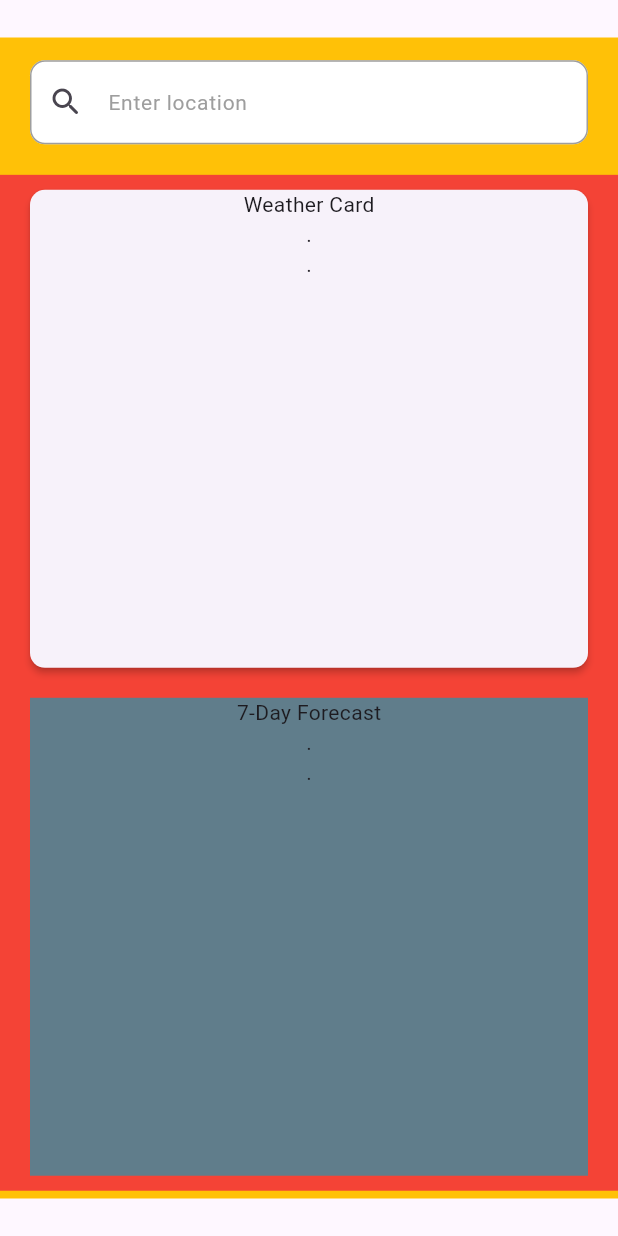
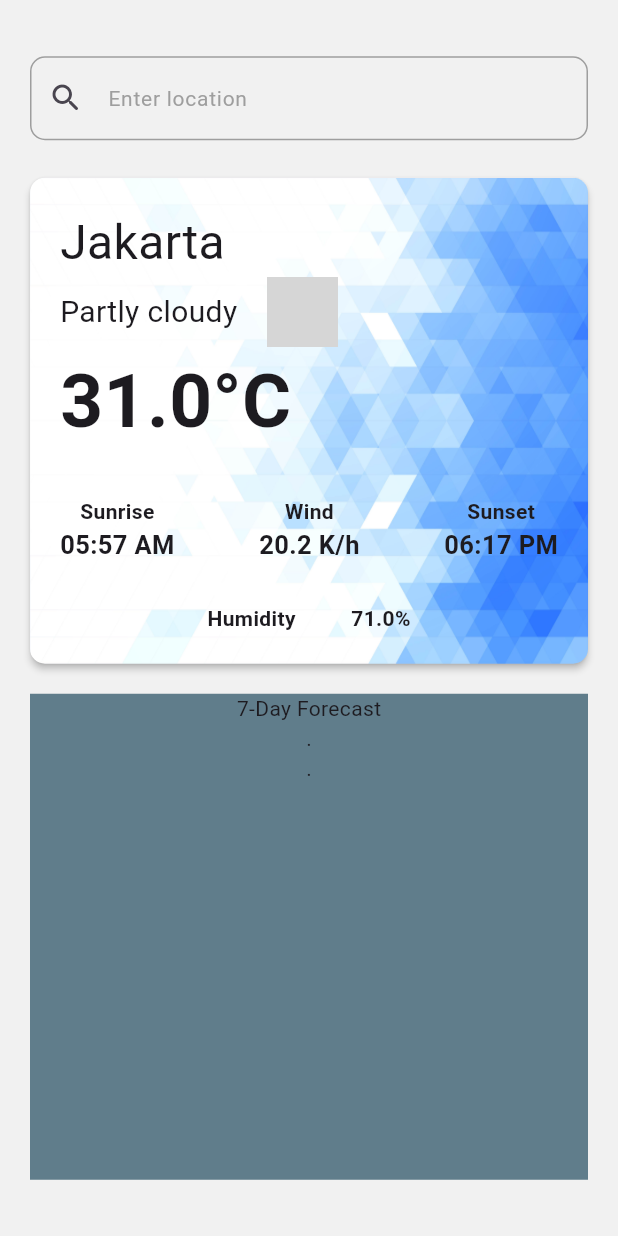
Before and after one commit to ramadhantaAkmal/weather-app-mobile, a Flutter app: the screen it shows after launch, on a phone screen of 412 x 824 dp. Run offline on Flutter 3.47's test engine with Material 3 defaults, Android fonts, the phone set to English and light mode, and no system bars; network calls fail; grey boxes are pictures that could not be loaded.

Commit message:
feat:polished weather card
finished on polishing weather card UI

```diff
--- a/lib/features/homescreen/view/homescreen.dart
+++ b/lib/features/homescreen/view/homescreen.dart
@@ -1,4 +1,6 @@
 import 'package:flutter/material.dart';
+import 'package:weather_app/features/homescreen/model/weather_model.dart';
+import 'package:weather_app/features/homescreen/view/widgets/forecast.dart';
 import 'package:weather_app/features/homescreen/view/widgets/search_text_field.dart';
 import 'package:weather_app/features/homescreen/view/widgets/weather_card.dart';
 
@@ -10,19 +12,30 @@ class Homescreen extends StatefulWidget {
 }
 
 class _HomescreenState extends State<Homescreen> {
+  static const WeatherModel dummyWeather = WeatherModel(
+      location: Location(cityName: "Jakarta", localtime: "2024-02-08 15:11"),
+      condition: Condition(
+          conditionName: "Partly cloudy",
+          iconUrl: "https://cdn.weatherapi.com/weather/64x64/day/116.png"),
+      humidity: 71,
+      sunriseTime: "05:57 AM",
+      sunsetTime: "06:17 PM",
+      tempC: 31.0,
+      windDir: "NW",
+      windKph: 20.2);
+
   @override
   Widget build(BuildContext context) {
     return Scaffold(
       resizeToAvoidBottomInset: false,
       body: _buildBody(context),
+      backgroundColor: Color(0xFFF1F1F1),
     );
   }
 
   Widget _buildBody(BuildContext context) {
     return Padding(
       padding: EdgeInsets.symmetric(vertical: 25),
-      child: Container(
-        color: Colors.amber,
       child: Column(
         mainAxisAlignment: MainAxisAlignment.spaceAround,
         children: [
@@ -31,38 +44,23 @@ class _HomescreenState extends State<Homescreen> {
 
           //body
           Expanded(
-              flex: 7,
-              child: Container(
+            flex: 8,
+            child: SizedBox(
               height: MediaQuery.sizeOf(context).height,
               width: MediaQuery.sizeOf(context).width,
-                color: Colors.red,
-                child: Column(
+              child: const Column(
                 children: [
                   //weather card
-                    const WeatherCard(),
+                  WeatherCard(weather: dummyWeather),
 
                   //weather forecast
-                    Flexible(
-                        child: Container(
-                      color: Colors.blueGrey,
-                      margin:
-                          EdgeInsets.symmetric(horizontal: 20, vertical: 10),
-                      width: MediaQuery.sizeOf(context).width,
-                      child: Column(
-                        children: [
-                          Text("7-Day Forecast"),
-                          Text("."),
-                          Text("."),
-                        ],
-                      ),
-                    )),
+                  ForecastWidget(),
                 ],
               ),
             ),
           )
         ],
       ),
-      ),
     );
   }
 }
--- /dev/null
+++ b/lib/features/homescreen/view/widgets/forecast.dart
@@ -0,0 +1,23 @@
+import 'package:flutter/material.dart';
+
+class ForecastWidget extends StatelessWidget {
+  const ForecastWidget({super.key});
+
+  @override
+  Widget build(BuildContext context) {
+    return Flexible(
+      child: Container(
+        color: Colors.blueGrey,
+        margin: EdgeInsets.symmetric(horizontal: 20, vertical: 10),
+        width: MediaQuery.sizeOf(context).width,
+        child: Column(
+          children: [
+            Text("7-Day Forecast"),
+            Text("."),
+            Text("."),
+          ],
+        ),
+      ),
+    );
+  }
+}
--- a/lib/features/homescreen/view/widgets/search_text_field.dart
+++ b/lib/features/homescreen/view/widgets/search_text_field.dart
@@ -24,7 +24,7 @@ class SearchTextField extends StatelessWidget {
             ),
           ),
           filled: true,
-          fillColor: Colors.white,
+          fillColor: Color(0xFFF1F1F1),
           prefixIcon: Icon(Icons.search_rounded),
           hintText: "Enter location",
           hintStyle: TextStyle(
--- a/lib/features/homescreen/view/widgets/weather_card.dart
+++ b/lib/features/homescreen/view/widgets/weather_card.dart
@@ -1,7 +1,10 @@
 import 'package:flutter/material.dart';
+import 'package:weather_app/features/homescreen/model/weather_model.dart';
 
 class WeatherCard extends StatelessWidget {
-  const WeatherCard({super.key});
+  const WeatherCard({super.key, required this.weather});
+
+  final WeatherModel weather;
 
   @override
   Widget build(BuildContext context) {
@@ -15,12 +18,114 @@ class WeatherCard extends StatelessWidget {
         ),
         elevation: 2,
         margin: EdgeInsets.zero,
-        child: Column(
-          children: [
-            Text("Weather Card"),
-            Text("."),
-            Text("."),
-          ],
+        semanticContainer: true,
+        clipBehavior: Clip.antiAliasWithSaveLayer,
+        child: Container(
+          decoration: BoxDecoration(
+              image: DecorationImage(
+                  image: AssetImage("assets/images/weather-card.jpg"),
+                  fit: BoxFit.fill)),
+          child: Padding(
+            padding: const EdgeInsets.all(20.0),
+            child: Column(
+              mainAxisAlignment: MainAxisAlignment.center,
+              children: [
+                Column(
+                  crossAxisAlignment: CrossAxisAlignment.start,
+                  children: [
+                    Text(
+                      weather.location?.cityName ?? "null",
+                      style: TextStyle(fontSize: 32),
+                    ),
+                    Row(
+                      children: [
+                        Text(
+                          weather.condition?.conditionName ?? "null",
+                          style: TextStyle(fontSize: 20),
+                        ),
+                        Padding(
+                          padding: const EdgeInsets.only(left: 20),
+                          child: Image.network(
+                              height: 47,
+                              weather.condition?.iconUrl ??
+                                  "https://cdn.weatherapi.com/weather/64x64/day/116.png"),
+                        ),
+                      ],
+                    ),
+                    Text(
+                      "${weather.tempC}°C",
+                      style:
+                          TextStyle(fontSize: 50, fontWeight: FontWeight.bold),
+                    )
+                  ],
+                ),
+                Spacer(),
+                Row(
+                  mainAxisAlignment: MainAxisAlignment.spaceBetween,
+                  children: [
+                    Column(
+                      children: [
+                        Text(
+                          "Sunrise",
+                          style: TextStyle(fontWeight: FontWeight.w600),
+                        ),
+                        Text(
+                          weather.sunriseTime ?? "00.00",
+                          style: TextStyle(
+                              fontWeight: FontWeight.w600, fontSize: 17),
+                        )
+                      ],
+                    ),
+                    Column(
+                      children: [
+                        Text(
+                          "Wind",
+                          style: TextStyle(fontWeight: FontWeight.w600),
+                        ),
+                        Text(
+                          "${weather.windKph} K/h",
+                          style: TextStyle(
+                              fontWeight: FontWeight.w600, fontSize: 17),
+                        )
+                      ],
+                    ),
+                    Column(
+                      children: [
+                        Text(
+                          "Sunset",
+                          style: TextStyle(fontWeight: FontWeight.w600),
+                        ),
+                        Text(
+                          weather.sunsetTime ?? "00.00",
+                          style: TextStyle(
+                              fontWeight: FontWeight.w600, fontSize: 17),
+                        )
+                      ],
+                    ),
+                  ],
+                ),
+                Spacer(),
+                Row(
+                  mainAxisAlignment: MainAxisAlignment.center,
+                  children: [
+                    Flexible(
+                        flex: 4,
+                        child: Text(
+                          "Humidity",
+                          style: TextStyle(fontWeight: FontWeight.w600),
+                        )),
+                    Spacer(),
+                    Flexible(
+                        flex: 4,
+                        child: Text(
+                          "${weather.humidity}%",
+                          style: TextStyle(fontWeight: FontWeight.bold),
+                        )),
+                  ],
+                ),
+              ],
+            ),
+          ),
         ),
       ),
     ));
--- a/pubspec.yaml
+++ b/pubspec.yaml
@@ -19,3 +19,5 @@ dev_dependencies:
 
 flutter:
   uses-material-design: true
+  assets:
+  - assets/images/
```
Also changed, not shown: assets/images/weather-card.jpg (added). Lines whose indentation alone changed are shown as unchanged.
